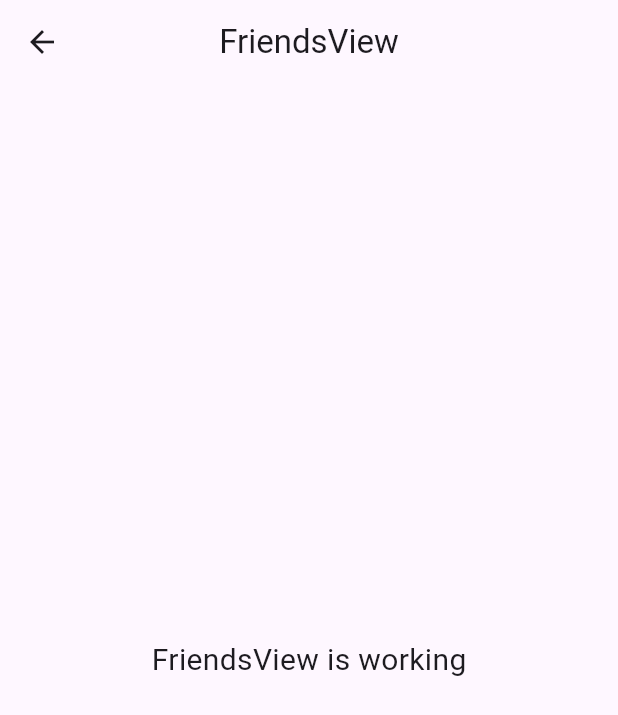
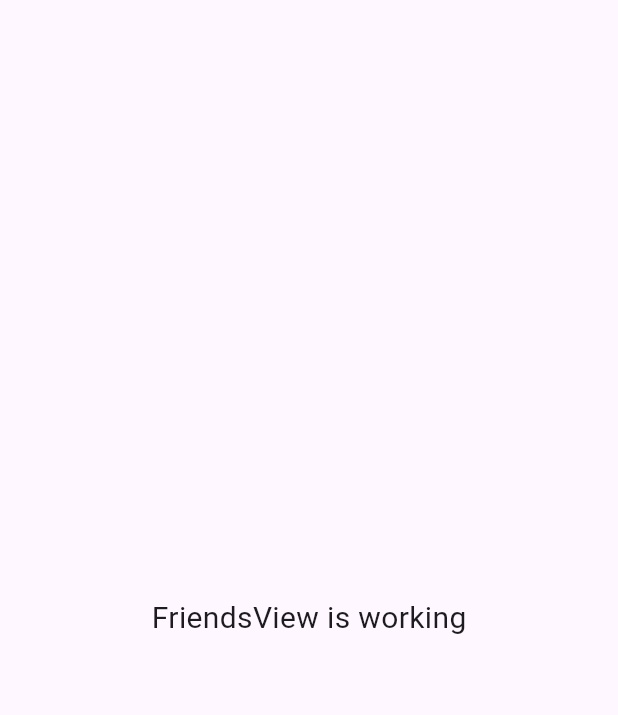
Before and after one commit to fahimmehemmod2005/Map, a Flutter app: the FriendsView screen opened by its route, on a phone screen of 412 x 824 dp. Shown: the top 715 px of the screen. Run offline on Flutter 3.47's test engine with Material 3 defaults, Android fonts, the phone set to English and light mode, and no system bars; our stand-ins replace flutter_screenutil, flutter_svg, get, google_fonts, pin_code_fields.

```diff
--- a/lib/app/modules/Friends/views/friends_view.dart
+++ b/lib/app/modules/Friends/views/friends_view.dart
@@ -9,10 +9,6 @@ class FriendsView extends GetView<FriendsController> {
   @override
   Widget build(BuildContext context) {
     return Scaffold(
-      appBar: AppBar(
-        title: const Text('FriendsView'),
-        centerTitle: true,
-      ),
       body: const Center(
         child: Text(
           'FriendsView is working',
--- a/lib/app/modules/profile/views/profile_view.dart
+++ b/lib/app/modules/profile/views/profile_view.dart
@@ -9,10 +9,6 @@ class ProfileView extends GetView<ProfileController> {
   @override
   Widget build(BuildContext context) {
     return Scaffold(
-      appBar: AppBar(
-        title: const Text('ProfileView'),
-        centerTitle: true,
-      ),
       body: const Center(
         child: Text(
           'ProfileView is working',
--- a/lib/app/modules/search/views/search_view.dart
+++ b/lib/app/modules/search/views/search_view.dart
@@ -9,10 +9,6 @@ class SearchView extends GetView<SearchController> {
   @override
   Widget build(BuildContext context) {
     return Scaffold(
-      appBar: AppBar(
-        title: const Text('SearchView'),
-        centerTitle: true,
-      ),
       body: const Center(
         child: Text(
           'SearchView is working',
```
